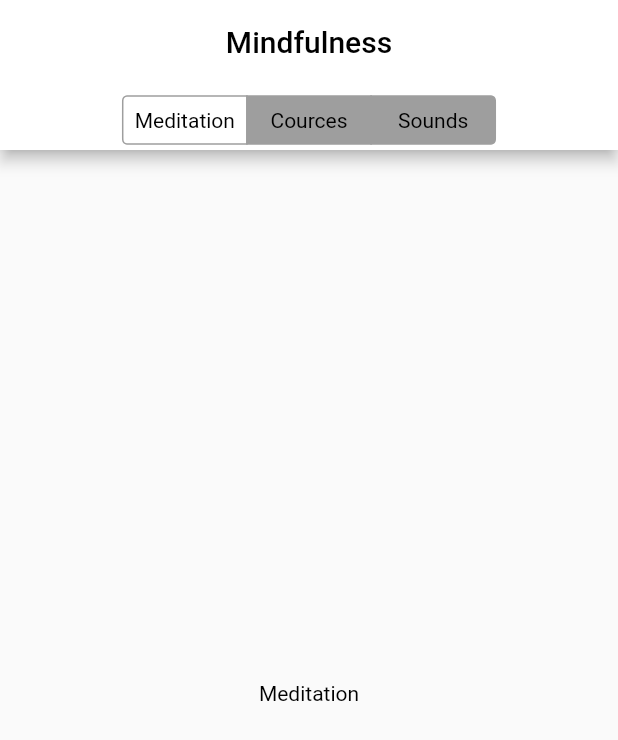
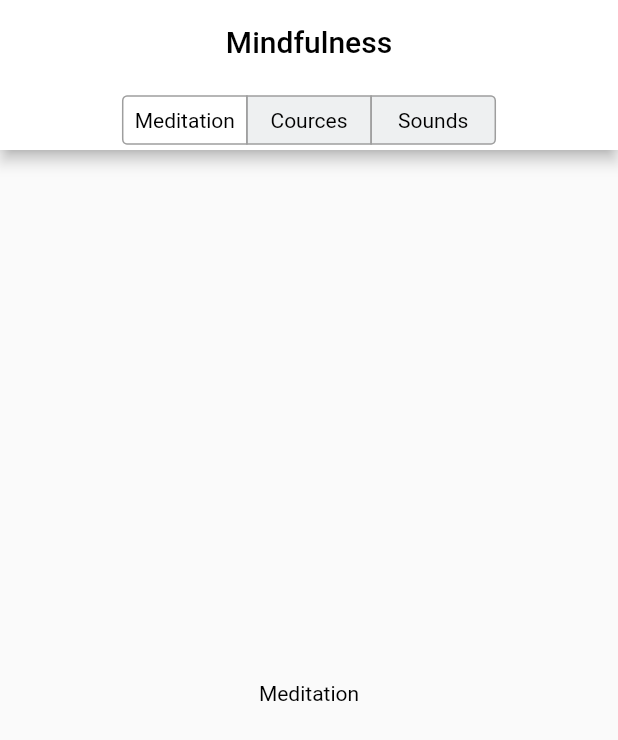
Before and after one commit to ViktorJasch/audio_player, a Flutter app: the screen it shows after launch, on a phone screen of 412 x 824 dp. Shown: the top 740 px of the screen. Run offline on Flutter 3.47's test engine with Material 2 defaults, Android fonts, the phone set to English and light mode, and no system bars.

Commit message:
Правка цветов

```diff
--- a/lib/presentation/audio_collections/audio_collection_screen.dart
+++ b/lib/presentation/audio_collections/audio_collection_screen.dart
@@ -41,7 +41,7 @@ class _AudioCollectionScreenState extends State<AudioCollectionScreen> {
               child: CupertinoSegmentedControl(
                 selectedColor: Colors.white,
                 borderColor: Colors.grey,
-                unselectedColor: Colors.grey,
+                unselectedColor: Color.fromRGBO(170, 180, 186, 0.2),
                 pressedColor: Color(0x747784),
                 children: _segmentedValues,
                 groupValue: groupValue,
```
